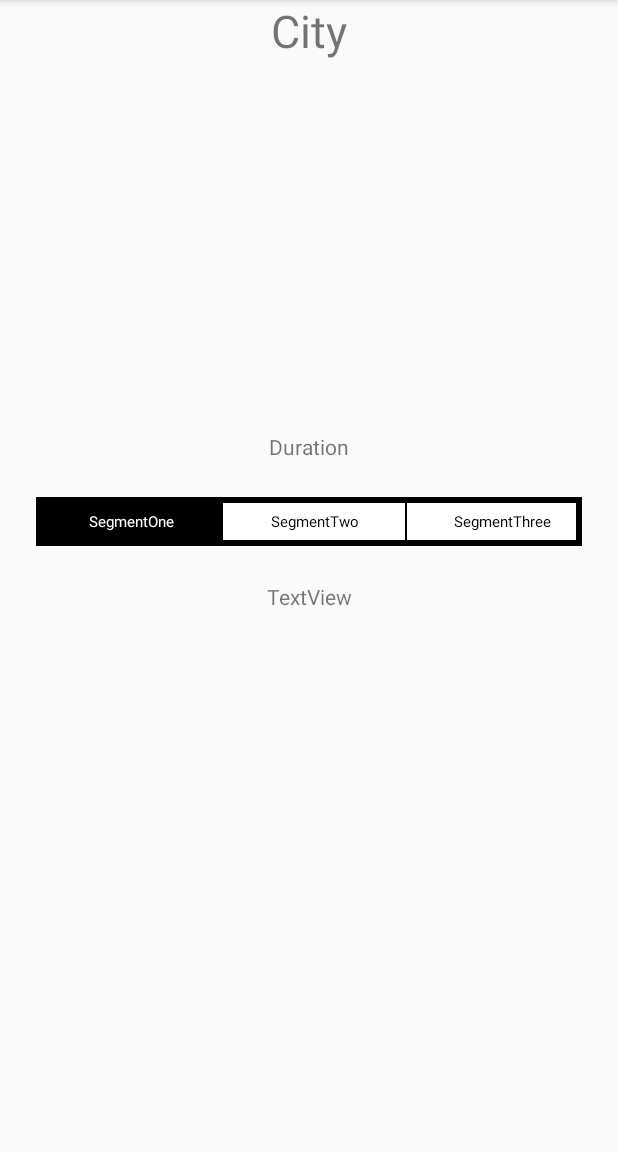
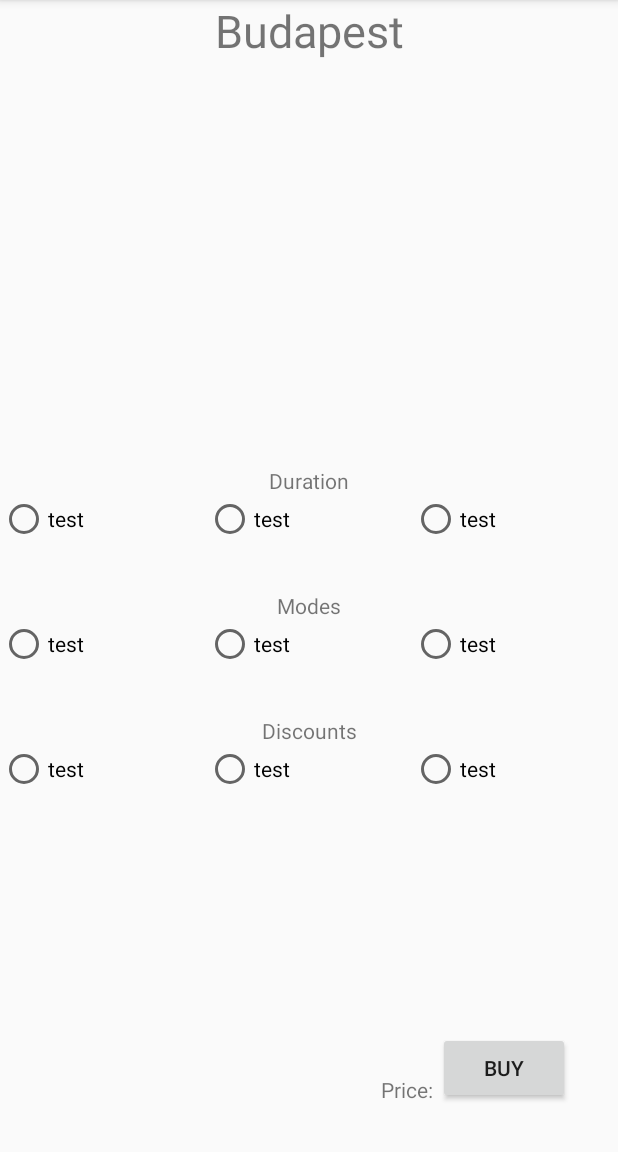
Before and after one commit to caseyfriedman/Tessera_Tickets, an Android app: the BuyPassActivity screen opened directly, with no data from a screen before it, on a phone screen of 412 x 824 dp, the part 84-1236 px from its top. Run offline under Robolectric (Android 15) with nearby library versions, the phone set to English and light mode, and no system bars; our stand-ins replace Firebase (no records; nobody signed in at launch, a user with empty details on screens opened directly); 11 statements that could not run were skipped.

Commit message:
Implemented BuyPassActivity

```diff
--- a/app/build.gradle
+++ b/app/build.gradle
@@ -39,9 +39,12 @@ dependencies {
     androidTestImplementation 'androidx.test.espresso:espresso-core:3.2.0'
 
 
-    implementation 'com.google.firebase:firebase-firestore:21.3.0'
+    implementation 'com.google.firebase:firebase-firestore:21.3.1'
     implementation 'com.google.firebase:firebase-storage:19.1.0'
     implementation 'com.google.android.material:material:1.0.0'
 
+    implementation 'com.github.bumptech.glide:glide:4.8.0'
+    annotationProcessor 'com.github.bumptech.glide:compiler:4.8.0'
+
 
 }
--- a/app/src/main/res/layout/activity_buy_pass.xml
+++ b/app/src/main/res/layout/activity_buy_pass.xml
@@ -6,49 +6,6 @@
     android:layout_height="match_parent"
     tools:context=".BuyPassActivity">
 
-
-    <TableLayout
-        android:id="@+id/tableLayout"
-        android:layout_width="wrap_content"
-        android:layout_height="wrap_content"
-        android:padding="@dimen/padding_extreme"
-        android:stretchColumns="*"
-        app:layout_constraintTop_toBottomOf="@+id/tvDuration"
-        tools:layout_editor_absoluteX="0dp">
-
-        <TableRow
-
-            android:layout_width="match_parent"
-            android:layout_height="wrap_content"
-            android:layout_margin="@dimen/padding_very_less"
-            android:background="@color/colorBlack"
-            android:padding="@dimen/padding_very_less">
-
-            <TextView
-                android:id="@+id/seg_one"
-                style="@style/barGrapButtons"
-                android:layout_width="match_parent"
-                android:layout_height="wrap_content"
-                android:layout_marginLeft="0dp"
-                android:background="@color/colorBlack"
-                android:text="SegmentOne"
-                android:textColor="@color/colorWhite" />
-
-            <TextView
-                android:id="@+id/seg_two"
-                style="@style/barGrapButtons"
-                android:layout_width="match_parent"
-                android:layout_height="wrap_content"
-                android:text="SegmentTwo" />
-
-            <TextView
-                android:id="@+id/seg_three"
-                style="@style/barGrapButtons"
-                android:layout_width="match_parent"
-                android:layout_height="wrap_content"
-                android:text="SegmentThree" />
-        </TableRow>
-    </TableLayout>
 
     <TextView
         android:id="@+id/tvCity"
@@ -74,17 +31,150 @@
         android:layout_width="wrap_content"
         android:layout_height="wrap_content"
         android:orientation="horizontal"
-        app:layout_constraintGuide_begin="20dp"
-        app:layout_constraintGuide_percent=".4" />
+        app:layout_constraintGuide_end="438dp" />
 
     <TextView
-        android:id="@+id/textView4"
+        android:id="@+id/tvModes"
         android:layout_width="wrap_content"
         android:layout_height="wrap_content"
-        android:text="TextView"
+        android:layout_marginTop="32dp"
+        android:text="Modes"
         app:layout_constraintEnd_toEndOf="parent"
         app:layout_constraintStart_toStartOf="parent"
-        app:layout_constraintTop_toBottomOf="@+id/tableLayout" />
+        app:layout_constraintTop_toBottomOf="@+id/groupDurations" />
+
+    <TextView
+        android:id="@+id/tvCost"
+        android:layout_width="wrap_content"
+        android:layout_height="wrap_content"
+        android:text="Price: "
+        app:layout_constraintBottom_toBottomOf="@+id/btnBuy"
+        app:layout_constraintEnd_toStartOf="@+id/btnBuy" />
+
+    <Button
+        android:id="@+id/btnBuy"
+        android:layout_width="wrap_content"
+        android:layout_height="wrap_content"
+        android:layout_marginEnd="32dp"
+        android:layout_marginRight="32dp"
+        android:layout_marginBottom="32dp"
+        android:text="Buy"
+        app:layout_constraintBottom_toBottomOf="parent"
+        app:layout_constraintEnd_toEndOf="parent" />
+
+    <TextView
+        android:id="@+id/tvSuccess"
+        android:layout_width="wrap_content"
+        android:layout_height="wrap_content"
+        android:text="Success! Pass added to all Passes!"
+        android:visibility="invisible"
+        app:layout_constraintBottom_toTopOf="@+id/btnBuy"
+        app:layout_constraintEnd_toEndOf="parent"
+        app:layout_constraintStart_toStartOf="parent" />
+
+    <RadioGroup
+        android:id="@+id/groupModes"
+        android:layout_width="match_parent"
+        android:layout_height="wrap_content"
+        android:orientation="horizontal"
+        app:layout_constraintStart_toStartOf="parent"
+        app:layout_constraintTop_toBottomOf="@+id/tvModes">
+
+        <RadioButton
+            android:id="@+id/modes_one"
+            android:layout_width="match_parent"
+            android:layout_height="wrap_content"
+            android:layout_weight="1"
+            android:text="test" />
+
+        <RadioButton
+            android:id="@+id/modes_two"
+            android:layout_width="match_parent"
+            android:layout_height="wrap_content"
+            android:layout_weight="1"
+            android:text="test" />
+
+
+        <RadioButton
+            android:id="@+id/modes_three"
+            android:layout_width="match_parent"
+            android:layout_height="wrap_content"
+            android:layout_weight="1"
+            android:text="test" />
+    </RadioGroup>
+
+    <RadioGroup
+        android:id="@+id/groupDurations"
+        android:layout_width="match_parent"
+        android:layout_height="wrap_content"
+        android:orientation="horizontal"
+        app:layout_constraintStart_toStartOf="parent"
+        app:layout_constraintTop_toBottomOf="@+id/tvDuration">
+
+        <RadioButton
+            android:id="@+id/dur_one"
+            android:layout_width="match_parent"
+            android:layout_height="wrap_content"
+            android:layout_weight="1"
+            android:text="test" />
+
+        <RadioButton
+            android:id="@+id/dur_two"
+            android:layout_width="match_parent"
+            android:layout_height="wrap_content"
+            android:layout_weight="1"
+            android:text="test" />
+
+
+        <RadioButton
+            android:id="@+id/dur_three"
+            android:layout_width="match_parent"
+            android:layout_height="wrap_content"
+            android:layout_weight="1"
+            android:text="test" />
+    </RadioGroup>
+
+    <RadioGroup
+        android:id="@+id/groupDiscounts"
+        android:layout_width="match_parent"
+        android:layout_height="wrap_content"
+        android:orientation="horizontal"
+        app:layout_constraintEnd_toEndOf="parent"
+        app:layout_constraintStart_toStartOf="parent"
+        app:layout_constraintTop_toBottomOf="@+id/tvDiscounts">
+
+        <RadioButton
+            android:id="@+id/disc_one"
+            android:layout_width="match_parent"
+            android:layout_height="wrap_content"
+            android:layout_weight="1"
+            android:text="test" />
+
+        <RadioButton
+            android:id="@+id/disc_two"
+            android:layout_width="match_parent"
+            android:layout_height="wrap_content"
+            android:layout_weight="1"
+            android:text="test" />
+
+
+        <RadioButton
+            android:id="@+id/disc_three"
+            android:layout_width="match_parent"
+            android:layout_height="wrap_content"
+            android:layout_weight="1"
+            android:text="test" />
+    </RadioGroup>
+
+    <TextView
+        android:id="@+id/tvDiscounts"
+        android:layout_width="wrap_content"
+        android:layout_height="wrap_content"
+        android:layout_marginTop="32dp"
+        android:text="Discounts"
+        app:layout_constraintEnd_toEndOf="parent"
+        app:layout_constraintStart_toStartOf="parent"
+        app:layout_constraintTop_toBottomOf="@+id/groupModes" />
 
 
 </androidx.constraintlayout.widget.ConstraintLayout>
--- a/build.gradle
+++ b/build.gradle
@@ -8,9 +8,9 @@ buildscript {
 
     }
     dependencies {
-        classpath 'com.android.tools.build:gradle:3.5.2'
+        classpath 'com.android.tools.build:gradle:3.5.3'
         classpath "org.jetbrains.kotlin:kotlin-gradle-plugin:$kotlin_version"
-        classpath 'com.google.gms:google-services:4.2.0'
+        classpath 'com.google.gms:google-services:4.3.3'
         // NOTE: Do not place your application dependencies here; they belong
         // in the individual module build.gradle files
     }
```
Also changed, not shown: app/src/main/java/com/example/finalproject/BuyPassActivity.kt (+81 -21 lines), app/src/main/java/com/example/finalproject/adapter/PassAdapter.kt (+22 -12 lines), app/src/main/java/com/example/finalproject/data/City.kt (added, +9 -0 lines), app/src/main/java/com/example/finalproject/data/Pass.kt (+10 -4 lines).
